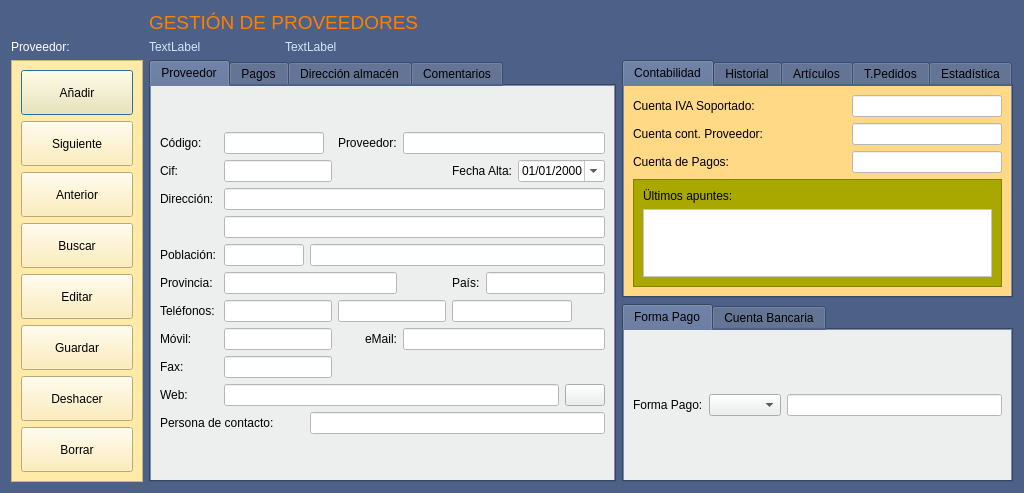
Old version of the form frmproveedores.ui in the repository arcnexus/RedFoX.
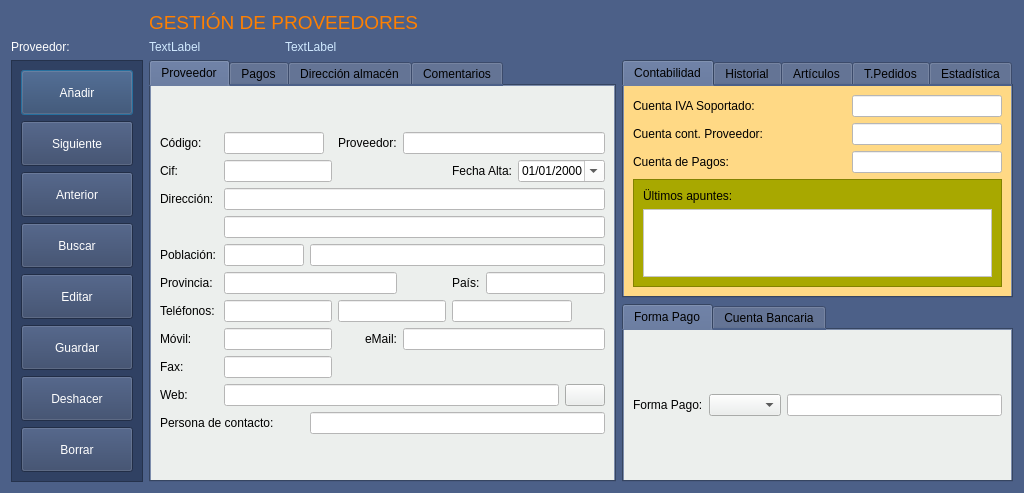
New version of the form. Icons and pictures are not drawn.

Commit message: Estilo ventanas

The edit to the form file:
```diff
--- a/frmproveedores.ui
+++ b/frmproveedores.ui
@@ -69,7 +69,8 @@
       </size>
      </property>
      <property name="styleSheet">
-      <string notr="true">background-color: rgb(255, 235, 167);</string>
+      <string notr="true">background-color: #304163;
+color : #ffffff</string>
      </property>
      <property name="frameShape">
       <enum>QFrame::StyledPanel</enum>
```
The commit also changes 7 other files.
